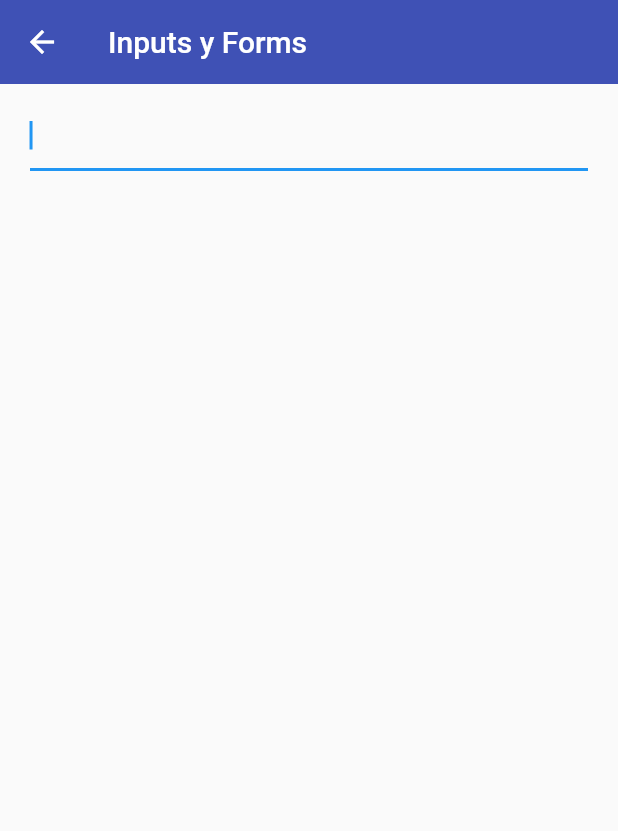
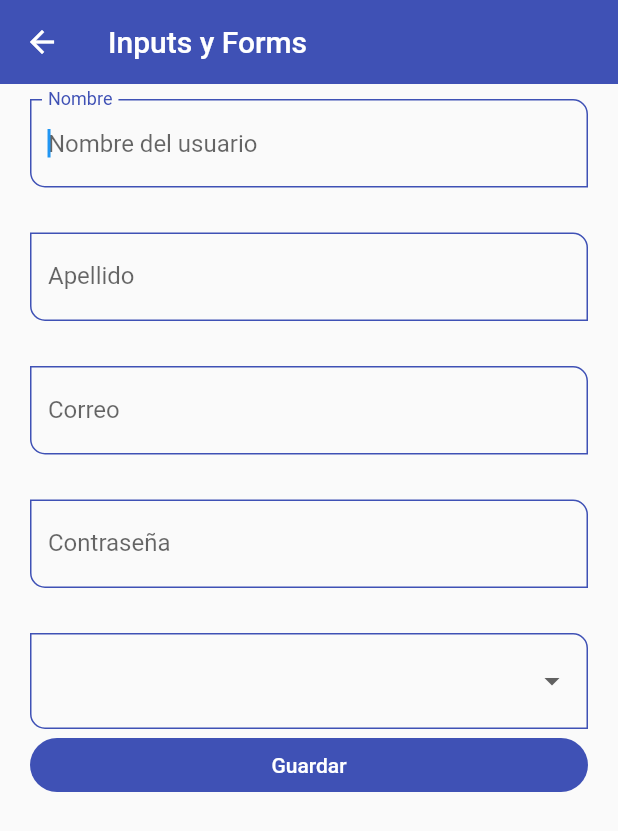
Before and after one commit to AgnosticSix/fl_components, a Flutter app: the InputsScreen screen opened by its route, on a phone screen of 412 x 824 dp. Shown: the top 831 px of the screen. Run offline on Flutter 3.47's test engine with Material 2 defaults, Android fonts, the phone set to English and light mode, and no system bars.

Commit message:
form validation added in inputs screen

```diff
--- a/lib/Theme/app_theme.dart
+++ b/lib/Theme/app_theme.dart
@@ -22,9 +22,24 @@ class AppTheme {
       elevatedButtonTheme: ElevatedButtonThemeData(
           style: ElevatedButton.styleFrom(
               primary: primary, shape: const StadiumBorder(), elevation: 0)),
-    //alertdialog theme
-    //alertdialog
-  );
+      //inputdecoration theme
+      inputDecorationTheme: const InputDecorationTheme(
+        floatingLabelStyle: TextStyle(color: primary),
+        enabledBorder: OutlineInputBorder(
+            borderSide: BorderSide(color: primary),
+            borderRadius: BorderRadius.only(
+                bottomLeft: Radius.circular(10),
+                topRight: Radius.circular(10))),
+        focusedBorder: OutlineInputBorder(
+            borderSide: BorderSide(color: primary),
+            borderRadius: BorderRadius.only(
+                bottomLeft: Radius.circular(10),
+                topRight: Radius.circular(10))),
+        border: OutlineInputBorder(
+            borderRadius: BorderRadius.only(
+                bottomLeft: Radius.circular(10),
+                topRight: Radius.circular(10))),
+      ));
 
   static final ThemeData darkTheme = ThemeData.dark().copyWith(
       //color primerio
@@ -32,5 +47,34 @@ class AppTheme {
 
       //appbartheme
       appBarTheme: const AppBarTheme(color: primary, elevation: 0),
-      scaffoldBackgroundColor: Colors.black);
+      scaffoldBackgroundColor: Colors.black,
+      textButtonTheme:
+          TextButtonThemeData(style: TextButton.styleFrom(primary: primary)),
+
+      //floatingactionbutton theme
+      floatingActionButtonTheme: const FloatingActionButtonThemeData(
+          backgroundColor: primary, elevation: 5),
+
+      //elevatedButtonn theme
+      elevatedButtonTheme: ElevatedButtonThemeData(
+          style: ElevatedButton.styleFrom(
+              primary: primary, shape: const StadiumBorder(), elevation: 0)),
+      //inputdecoration theme
+      inputDecorationTheme: const InputDecorationTheme(
+        floatingLabelStyle: TextStyle(color: primary),
+        enabledBorder: OutlineInputBorder(
+            borderSide: BorderSide(color: primary),
+            borderRadius: BorderRadius.only(
+                bottomLeft: Radius.circular(10),
+                topRight: Radius.circular(10))),
+        focusedBorder: OutlineInputBorder(
+            borderSide: BorderSide(color: primary),
+            borderRadius: BorderRadius.only(
+                bottomLeft: Radius.circular(10),
+                topRight: Radius.circular(10))),
+        border: OutlineInputBorder(
+            borderRadius: BorderRadius.only(
+                bottomLeft: Radius.circular(10),
+                topRight: Radius.circular(10))),
+      ));
 }
--- /dev/null
+++ b/lib/Widgets/custom_input_field.dart
@@ -0,0 +1,50 @@
+import 'package:flutter/material.dart';
+
+class CustomInputField extends StatelessWidget {
+  const CustomInputField({
+    Key? key,
+    this.hintText,
+    this.labelText,
+    this.helperText,
+    this.icon,
+    this.suffixIcon,
+    this.keyboardType,
+    this.isPassword = false,
+    required this.formProperty,
+    required this.formValues,
+  }) : super(key: key);
+
+  final String? hintText;
+  final String? labelText;
+  final String? helperText;
+  final IconData? icon;
+  final IconData? suffixIcon;
+  final TextInputType? keyboardType;
+  final bool isPassword;
+
+  final String formProperty;
+  final Map<String, String> formValues;
+
+  @override
+  Widget build(BuildContext context) {
+    return TextFormField(
+      autofocus: true,
+      textCapitalization: TextCapitalization.words,
+      keyboardType: keyboardType,
+      obscureText: isPassword,
+      onChanged: (value) => formValues[formProperty] = value,
+      validator: (value) {
+        if (value == null) return 'Este campo es requerido';
+        return value.length < 3 ? 'Minimo de 3 letras' : null;
+      },
+      autovalidateMode: AutovalidateMode.onUserInteraction,
+      decoration: InputDecoration(
+        hintText: hintText,
+        labelText: labelText,
+        helperText: helperText,
+        suffixIcon: suffixIcon == null ? null : Icon(suffixIcon),
+        icon: icon == null ? null : Icon(icon),
+      ),
+    );
+  }
+}
--- a/lib/Widgets/widgets.dart
+++ b/lib/Widgets/widgets.dart
@@ -1,2 +1,3 @@
 export 'package:fl_components/widgets/custom_card_type_1.dart';
 export 'package:fl_components/Widgets/custom_card_type_2.dart';
+export 'package:fl_components/Widgets/custom_input_field.dart';
--- a/lib/screens/inputs_screen.dart
+++ b/lib/screens/inputs_screen.dart
@@ -1,25 +1,88 @@
 import 'package:flutter/material.dart';
+
+import '../Widgets/widgets.dart';
 
 class InputsScreen extends StatelessWidget {
   const InputsScreen({Key? key}) : super(key: key);
 
   @override
   Widget build(BuildContext context) {
+    final GlobalKey<FormState> myFormKey = GlobalKey<FormState>();
+
+    final Map<String, String> formValues = {
+      'first_name': 'Mateo',
+      'last_name': 'Aguilar',
+      'email': 'mateoaguilar356@gmail.com',
+      'password': '123456',
+      'role': 'Admin',
+    };
     return Scaffold(
-        appBar: AppBar(title: Text('Inputs y Forms')),
+        appBar: AppBar(title: const Text('Inputs y Forms')),
         body: SingleChildScrollView(
           child: Padding(
             padding: const EdgeInsets.symmetric(horizontal: 20, vertical: 10),
-            child: Column(children: [
-              TextFormField(
-                autofocus: true,
-                textCapitalization: TextCapitalization.words,
-                onChanged: (value) {},
-                validator: (value) {
-                  if (value == null) return 'Este campo es requerido';
-                },
-              )
-            ]),
+            child: Form(
+              key: myFormKey,
+              child: Column(children: [
+                CustomInputField(
+                  labelText: 'Nombre',
+                  hintText: 'Nombre del usuario',
+                  formProperty: 'first_name',
+                  formValues: formValues,
+                ),
+                const SizedBox(height: 30),
+                CustomInputField(
+                  labelText: 'Apellido',
+                  hintText: 'Apellido del usuario',
+                  formProperty: 'last_name',
+                  formValues: formValues,
+                ),
+                const SizedBox(height: 30),
+                CustomInputField(
+                  labelText: 'Correo',
+                  hintText: 'Correo del usuario',
+                  keyboardType: TextInputType.emailAddress,
+                  formProperty: 'email',
+                  formValues: formValues,
+                ),
+                const SizedBox(height: 30),
+                CustomInputField(
+                  labelText: 'Contraseña',
+                  hintText: 'Contraseña del usuario',
+                  isPassword: true,
+                  formProperty: 'password',
+                  formValues: formValues,
+                ),
+                const SizedBox(height: 30),
+                DropdownButtonFormField<String>(
+                    items: const [
+                      DropdownMenuItem(value: 'Admin', child: Text('Admin')),
+                      DropdownMenuItem(
+                          value: 'Superuser', child: Text('Superuser')),
+                      DropdownMenuItem(
+                          value: 'Developer', child: Text('Developer')),
+                      DropdownMenuItem(
+                          value: 'Jr. Developer', child: Text('Jr. Developer')),
+                    ],
+                    onChanged: (value) {
+                      formValues['role'] = value ?? 'Admin';
+                    }),
+                ElevatedButton(
+                  child: const SizedBox(
+                    width: double.infinity,
+                    child: Center(child: Text('Guardar')),
+                  ),
+                  onPressed: () {
+                    //FocusScope.of(context).requestFocus(FocusNode());
+                    if (!myFormKey.currentState!.validate()) {
+                      print('Formulario no válido');
+                      return;
+                    }
+                    print(formValues);
+                  },
+                )
+              ]),
+            ),
           ),
         ));
   }
```
Lines whose indentation alone changed are shown as unchanged.
